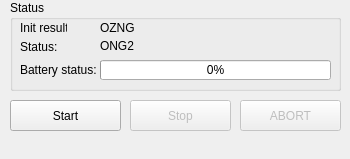
madmilla/THO78-Roborescue, file CPI-UI/rosbeewindow.ui: the form before one commit.
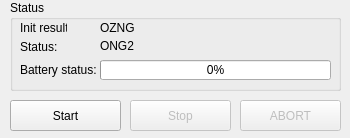
The form after the commit.

Diff of the .ui file:
```diff
--- a/CPI-UI/rosbeewindow.ui
+++ b/CPI-UI/rosbeewindow.ui
@@ -1,13 +1,13 @@
 <?xml version="1.0" encoding="UTF-8"?>
 <ui version="4.0">
  <class>RosbeeWindow</class>
- <widget class="QDockWidget" name="RosbeeWindow">
+ <widget class="QMainWindow" name="RosbeeWindow">
   <property name="geometry">
    <rect>
     <x>0</x>
     <y>0</y>
     <width>350</width>
-    <height>159</height>
+    <height>138</height>
    </rect>
   </property>
   <property name="windowTitle">
```
